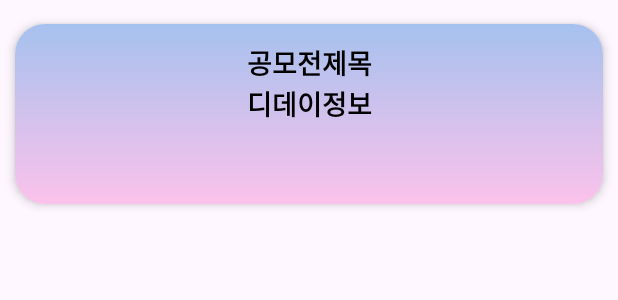
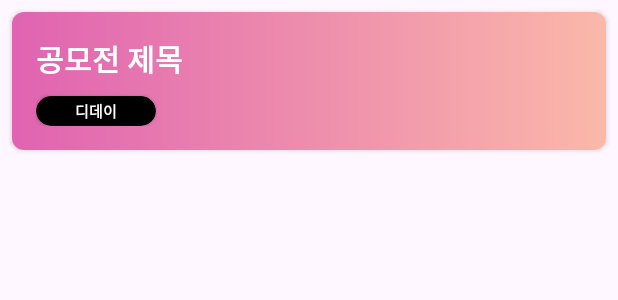
Before and after one commit to YouDaYeon/CapstoneDesign, an Android app: the layout contest_item.xml on its own in the app's theme, with its tools: preview values and no code run, on a phone screen of 412 x 824 dp. Shown: the top 300 px of the screen. Run offline under Robolectric (Android 15) with nearby library versions, the phone set to English and light mode, and no system bars.

Commit message:
디자인 수정!!

```diff
--- a/app/src/main/res/layout/contest_item.xml
+++ b/app/src/main/res/layout/contest_item.xml
@@ -1,45 +1,47 @@
 <?xml version="1.0" encoding="utf-8"?>
-<androidx.cardview.widget.CardView xmlns:android="http://schemas.android.com/apk/res/android"
+<androidx.cardview.widget.CardView
+    xmlns:android="http://schemas.android.com/apk/res/android"
     xmlns:app="http://schemas.android.com/apk/res-auto"
-    xmlns:tools="http://schemas.android.com/tools"
-    app:cardCornerRadius="20dp"
-    android:layout_marginHorizontal="10dp"
-    android:layout_marginVertical="16dp"
-    app:cardElevation="4dp"
-    android:layout_height="120dp"
-    android:layout_width="match_parent">
-
-    <androidx.constraintlayout.widget.ConstraintLayout
+    android:layout_width="match_parent"
+    android:layout_height="wrap_content"
+    android:layout_margin="8dp"
+    app:cardCornerRadius="8dp"
+    app:cardElevation="2dp">
+    <LinearLayout
         android:layout_width="match_parent"
-        android:layout_height="match_parent"
-        android:background="@drawable/gradient_background">
-
+        android:layout_height="wrap_content"
+        android:orientation="vertical"
+        android:padding="16dp"
+        android:id="@+id/contestItemBG"
+        android:background="@drawable/color_pink_orange">
+        <!-- 채널 이름 텍스트 뷰 -->
         <TextView
             android:id="@+id/nameTextView"
             android:layout_width="wrap_content"
             android:layout_height="wrap_content"
-            android:text="공모전제목"
-            android:textColor="@color/black"
-            android:textSize="18sp"
-            android:textStyle="bold"
-            app:layout_constraintBottom_toBottomOf="parent"
-            app:layout_constraintEnd_toEndOf="parent"
-            app:layout_constraintStart_toStartOf="parent"
-            app:layout_constraintTop_toTopOf="parent"
-            app:layout_constraintVertical_bias="0.133" />
-
-        <TextView
-            android:id="@+id/dayTextView"
-            android:layout_width="wrap_content"
-            android:layout_height="wrap_content"
-            android:text="디데이정보"
-            android:textColor="@color/black"
-            android:textSize="18sp"
-            android:textStyle="bold"
-            app:layout_constraintTop_toBottomOf="@id/nameTextView"
-            app:layout_constraintEnd_toEndOf="parent"
-            app:layout_constraintStart_toStartOf="parent" />
-
-    </androidx.constraintlayout.widget.ConstraintLayout>
-
+            android:text="공모전 제목"
+            android:textColor="#ffffff"
+            android:textSize="20dp"
+            android:font="@font/notosansbold"
+            android:textStyle="bold" />
+        <androidx.cardview.widget.CardView
+            android:layout_height="20dp"
+            android:layout_width="80dp"
+            app:cardCornerRadius="15dp"
+            app:cardElevation="2dp"
+            android:layout_gravity="left|center"
+            android:layout_marginTop="10dp"
+            app:cardBackgroundColor="@color/black">
+            <TextView
+                android:id="@+id/dayTextView"
+                android:layout_width="wrap_content"
+                android:layout_height="wrap_content"
+                android:font="@font/notosansbold"
+                android:layout_gravity="center|center"
+                android:textColor="#ffffff"
+                android:text="디데이"
+                android:textStyle="bold"
+                android:textSize="10sp" />
+        </androidx.cardview.widget.CardView>
+    </LinearLayout>
 </androidx.cardview.widget.CardView>
```
Also changed, not shown: app/src/main/res/layout/activity_log_in.xml (+8 -6 lines), app/src/main/res/layout/activity_sign.xml (+37 -25 lines), app/src/main/res/layout/fragment_channel_list.xml (+20 -7 lines), app/src/main/res/layout/item_channel.xml (+9 -7 lines).
